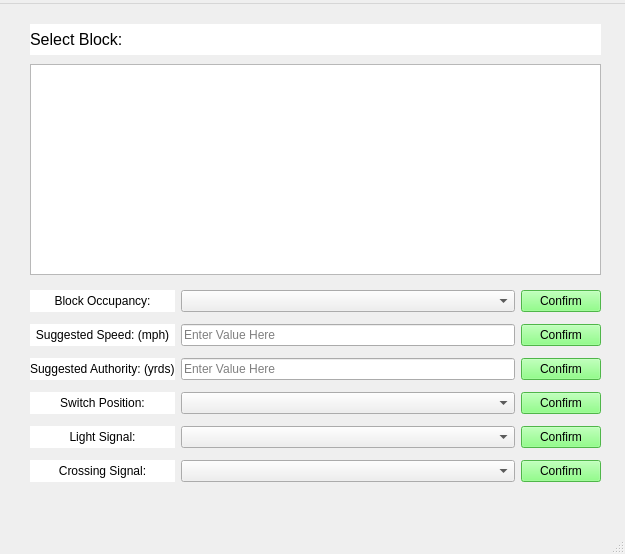
This is src/Track/WaysideController/wayside_controller_testbench.ui in connor-marsh/ECE1140ChooChoo as Qt 5 draws it before an edit. The edited form follows.
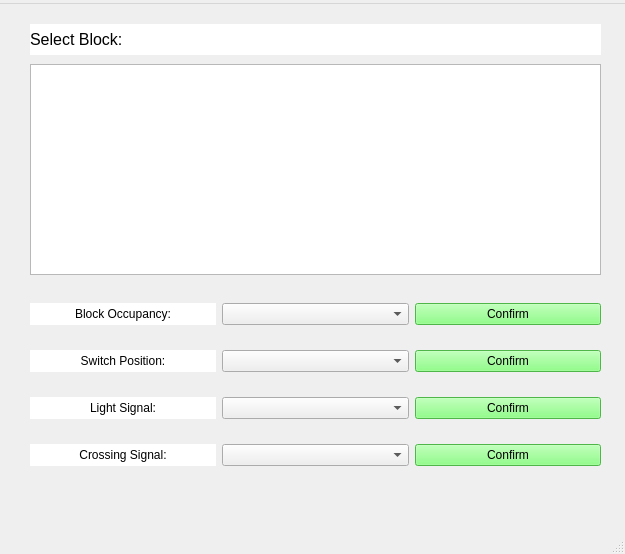
This is the edited form.

Commit message: Removed speed/authority from testbench

What changed in the file:
```diff
--- a/src/Track/WaysideController/wayside_controller_testbench.ui
+++ b/src/Track/WaysideController/wayside_controller_testbench.ui
@@ -25,8 +25,28 @@
      </rect>
     </property>
     <layout class="QGridLayout" name="gridLayout_2">
+     <item row="1" column="2">
+      <widget class="QPushButton" name="switch_position_confirm_button">
+       <property name="styleSheet">
+        <string notr="true">background-color: rgb(110, 255, 102);</string>
+       </property>
+       <property name="text">
+        <string>Confirm</string>
+       </property>
+      </widget>
+     </item>
+     <item row="3" column="2">
+      <widget class="QPushButton" name="crossing_signal_confirm_button">
+       <property name="styleSheet">
+        <string notr="true">background-color: rgb(110, 255, 102);</string>
+       </property>
+       <property name="text">
+        <string>Confirm</string>
+       </property>
+      </widget>
+     </item>
      <item row="2" column="2">
-      <widget class="QPushButton" name="suggested_authority_confirm_button">
+      <widget class="QPushButton" name="light_signal_confirm_button">
        <property name="styleSheet">
         <string notr="true">background-color: rgb(110, 255, 102);</string>
        </property>
@@ -35,53 +55,6 @@
        </property>
       </widget>
      </item>
-     <item row="5" column="0">
-      <widget class="QLabel" name="crossing_signal_label">
-       <property name="styleSheet">
-        <string notr="true">background-color: rgb(255, 255, 255);</string>
-       </property>
-       <property name="text">
-        <string>Crossing Signal:</string>
-       </property>
-       <property name="alignment">
-        <set>Qt::AlignCenter</set>
-       </property>
-      </widget>
-     </item>
-     <item row="0" column="2">
-      <widget class="QPushButton" name="block_occupancy_confirm_button">
-       <property name="styleSheet">
-        <string notr="true">background-color: rgb(110, 255, 102);</string>
-       </property>
-       <property name="text">
-        <string>Confirm</string>
-       </property>
-      </widget>
-     </item>
-     <item row="2" column="1">
-      <widget class="QLineEdit" name="suggested_authority_line_edit">
-       <property name="placeholderText">
-        <string>Enter Value Here</string>
-       </property>
-      </widget>
-     </item>
-     <item row="3" column="1">
-      <widget class="QComboBox" name="switch_position_combo_box">
-       <property name="placeholderText">
-        <string>Select Value Here</string>
-       </property>
-      </widget>
-     </item>
-     <item row="1" column="1">
-      <widget class="QLineEdit" name="suggested_speed_line_edit">
-       <property name="text">
-        <string/>
-       </property>
-       <property name="placeholderText">
-        <string>Enter Value Here</string>
-       </property>
-      </widget>
-     </item>
      <item row="0" column="0">
       <widget class="QLabel" name="block_occupancy_label">
        <property name="styleSheet">
@@ -95,7 +68,7 @@
        </property>
       </widget>
      </item>
-     <item row="5" column="1">
+     <item row="3" column="1">
       <widget class="QComboBox" name="crossing_signal_combo_box">
        <property name="placeholderText">
         <string>Select Value Here</string>
@@ -112,60 +85,50 @@
        </item>
       </widget>
      </item>
-     <item row="1" column="0">
-      <widget class="QLabel" name="suggested_speed_label">
-       <property name="styleSheet">
-        <string notr="true">background-color: rgb(255, 255, 255);</string>
-       </property>
-       <property name="text">
-        <string>Suggested Speed: (mph)</string>
-       </property>
-       <property name="alignment">
-        <set>Qt::AlignCenter</set>
-       </property>
-      </widget>
-     </item>
-     <item row="5" column="2">
-      <widget class="QPushButton" name="crossing_signal_confirm_button">
-       <property name="styleSheet">
-        <string notr="true">background-color: rgb(110, 255, 102);</string>
-       </property>
-       <property name="text">
-        <string>Confirm</string>
-       </property>
-      </widget>
-     </item>
-     <item row="3" column="2">
-      <widget class="QPushButton" name="switch_position_confirm_button">
-       <property name="styleSheet">
-        <string notr="true">background-color: rgb(110, 255, 102);</string>
-       </property>
-       <property name="text">
-        <string>Confirm</string>
-       </property>
-      </widget>
-     </item>
      <item row="2" column="0">
-      <widget class="QLabel" name="suggested_authority_label">
+      <widget class="QLabel" name="light_signal_label">
        <property name="styleSheet">
         <string notr="true">background-color: rgb(255, 255, 255);</string>
        </property>
        <property name="text">
-        <string>Suggested Authority: (yrds)</string>
+        <string>Light Signal:</string>
+       </property>
+       <property name="alignment">
+        <set>Qt::AlignCenter</set>
        </property>
       </widget>
      </item>
-     <item row="1" column="2">
-      <widget class="QPushButton" name="suggested_speed_confirm_button">
-       <property name="styleSheet">
-        <string notr="true">background-color: rgb(110, 255, 102);</string>
+     <item row="2" column="1">
+      <widget class="QComboBox" name="light_signal_combo_box">
+       <property name="placeholderText">
+        <string>Select Value Here</string>
        </property>
-       <property name="text">
-        <string>Confirm</string>
-       </property>
+       <item>
+        <property name="text">
+         <string>Red</string>
+        </property>
+       </item>
+       <item>
+        <property name="text">
+         <string>Green</string>
+        </property>
+       </item>
       </widget>
      </item>
      <item row="3" column="0">
+      <widget class="QLabel" name="crossing_signal_label">
+       <property name="styleSheet">
+        <string notr="true">background-color: rgb(255, 255, 255);</string>
+       </property>
+       <property name="text">
+        <string>Crossing Signal:</string>
+       </property>
+       <property name="alignment">
+        <set>Qt::AlignCenter</set>
+       </property>
+      </widget>
+     </item>
+     <item row="1" column="0">
       <widget class="QLabel" name="switch_position_label">
        <property name="styleSheet">
         <string notr="true">background-color: rgb(255, 255, 255);</string>
@@ -178,6 +141,16 @@
        </property>
       </widget>
      </item>
+     <item row="0" column="2">
+      <widget class="QPushButton" name="block_occupancy_confirm_button">
+       <property name="styleSheet">
+        <string notr="true">background-color: rgb(110, 255, 102);</string>
+       </property>
+       <property name="text">
+        <string>Confirm</string>
+       </property>
+      </widget>
+     </item>
      <item row="0" column="1">
       <widget class="QComboBox" name="block_occupancy_combo_box">
        <property name="placeholderText">
@@ -200,43 +173,10 @@
        </item>
       </widget>
      </item>
-     <item row="4" column="0">
-      <widget class="QLabel" name="light_signal_label">
-       <property name="styleSheet">
-        <string notr="true">background-color: rgb(255, 255, 255);</string>
-       </property>
-       <property name="text">
-        <string>Light Signal:</string>
-       </property>
-       <property name="alignment">
-        <set>Qt::AlignCenter</set>
-       </property>
-      </widget>
-     </item>
-     <item row="4" column="1">
-      <widget class="QComboBox" name="light_signal_combo_box">
+     <item row="1" column="1">
+      <widget class="QComboBox" name="switch_position_combo_box">
        <property name="placeholderText">
         <string>Select Value Here</string>
-       </property>
-       <item>
-        <property name="text">
-         <string>Red</string>
-        </property>
-       </item>
-       <item>
-        <property name="text">
-         <string>Green</string>
-        </property>
-       </item>
-      </widget>
-     </item>
-     <item row="4" column="2">
-      <widget class="QPushButton" name="light_signal_confirm_button">
-       <property name="styleSheet">
-        <string notr="true">background-color: rgb(110, 255, 102);</string>
-       </property>
-       <property name="text">
-        <string>Confirm</string>
        </property>
       </widget>
      </item>
```
The commit also changes 2 other files.
